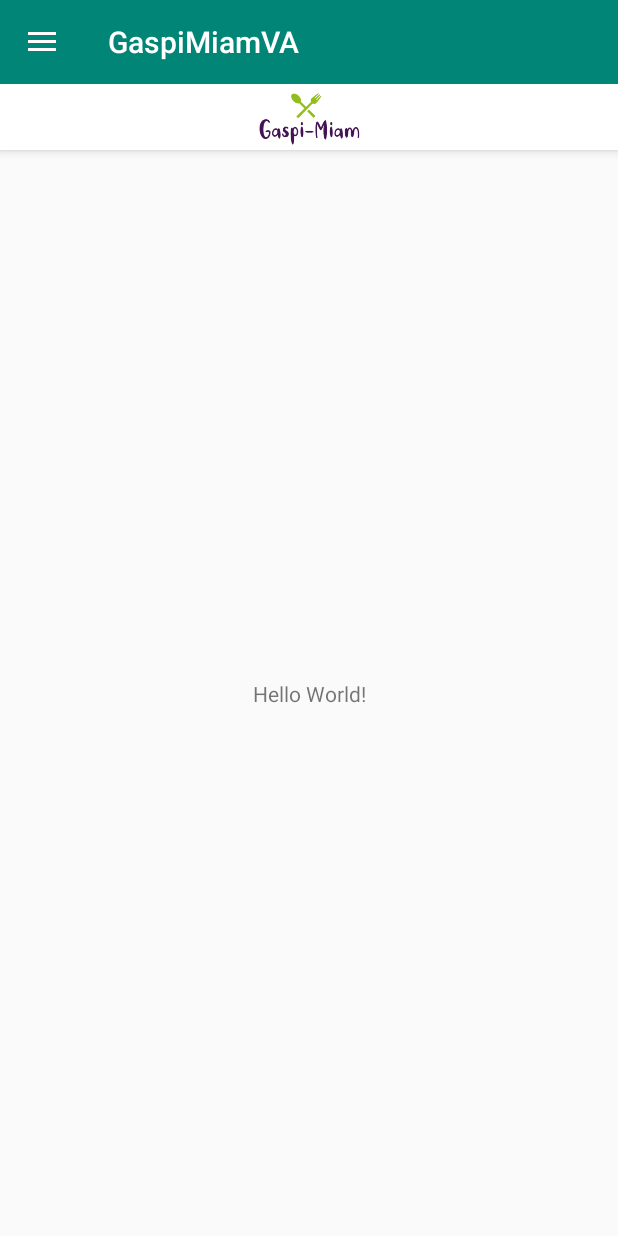
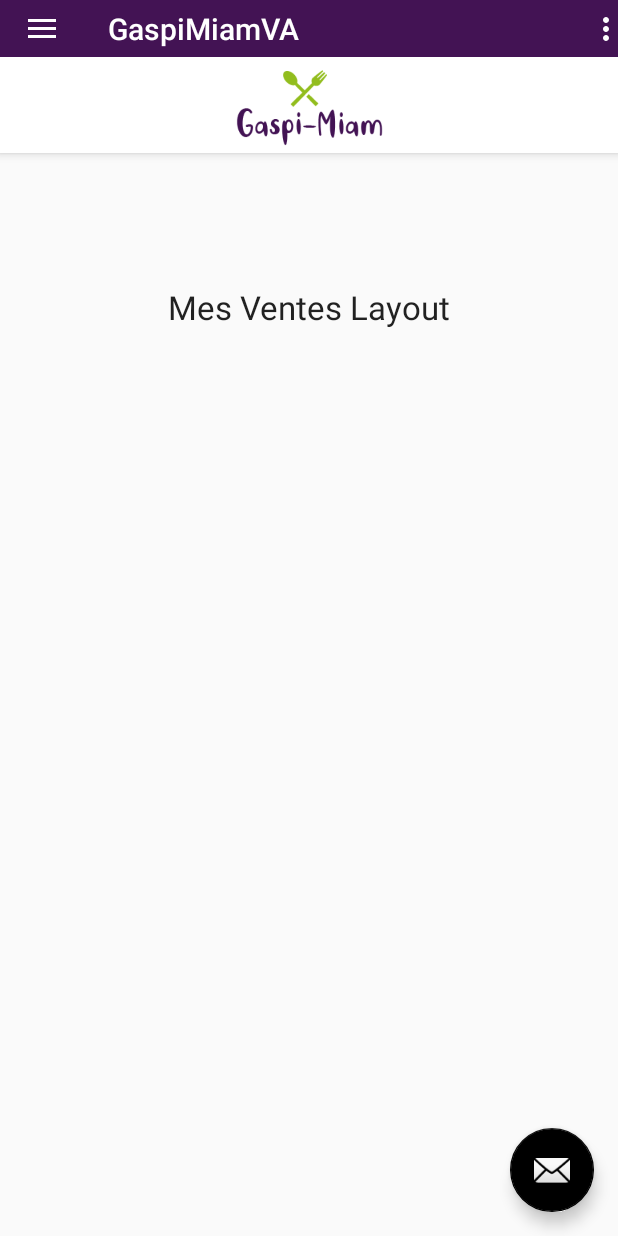
Before and after one commit to raniafe/ihm, an Android app: the screen it shows after launch (MainActivity), in the side drawer, after a tap on "Mes ventes", on a phone screen of 412 x 824 dp. Run offline under Robolectric (Android 15) with nearby library versions, the phone set to English and light mode, and no system bars.

Commit message:
Configuration du side menu. Initialisation des Fragments avec des Layout contenant des Textes.

```diff
--- a/GaspiMiamMobile/GaspiMiamVA/app/src/main/java/com/example/gaspimiamva/activites/MainActivity.java
+++ b/GaspiMiamMobile/GaspiMiamVA/app/src/main/java/com/example/gaspimiamva/activites/MainActivity.java
@@ -1,48 +1,43 @@
 package com.example.gaspimiamva.activites;
 
+import android.app.FragmentManager;
+import android.app.Fragment;
 import android.content.Intent;
 import android.os.Bundle;
-import android.util.Log;
+import android.support.design.widget.FloatingActionButton;
+import android.support.design.widget.Snackbar;
+import android.view.View;
 import android.support.design.widget.NavigationView;
 import android.support.v4.view.GravityCompat;
 import android.support.v4.widget.DrawerLayout;
 import android.support.v7.app.ActionBarDrawerToggle;
 import android.support.v7.app.AppCompatActivity;
 import android.support.v7.widget.Toolbar;
+import android.view.Menu;
 import android.view.MenuItem;
 
 import com.example.gaspimiamva.R;
-import com.example.gaspimiamva.activites.Boutique;
+import com.example.gaspimiamva.fragments.BoutiqueFragment;
+import com.example.gaspimiamva.fragments.MapFragment;
+import com.example.gaspimiamva.fragments.MesVentesFragment;
+import com.example.gaspimiamva.fragments.MonCompteFragment;
+import com.example.gaspimiamva.fragments.StockFragment;
 
 public class MainActivity extends AppCompatActivity
         implements NavigationView.OnNavigationItemSelectedListener {
-
-    private static int step = 0;
-
 
     @Override
     protected void onCreate(Bundle savedInstanceState) {
         super.onCreate(savedInstanceState);
         setContentView(R.layout.activity_main);
-
         Toolbar toolbar = (Toolbar) findViewById(R.id.toolbar);
         setSupportActionBar(toolbar);
 
-        /*
-        FloatingActionButton fab = (FloatingActionButton) findViewById(R.id.fab);
-        fab.setOnClickListener(new View.OnClickListener() {
-            @Override
-            public void onClick(View view) {
-                Snackbar.make(view, "Replace with your own action", Snackbar.LENGTH_LONG)
-                        .setAction("Action", null).show();
-            }
-        });
-        */
+
 
         DrawerLayout drawer = (DrawerLayout) findViewById(R.id.drawer_layout);
         ActionBarDrawerToggle toggle = new ActionBarDrawerToggle(
                 this, drawer, toolbar, R.string.navigation_drawer_open, R.string.navigation_drawer_close);
-
         drawer.addDrawerListener(toggle);
         toggle.syncState();
 
@@ -59,20 +54,18 @@ public class MainActivity extends AppCompatActivity
             super.onBackPressed();
         }
     }
-/*
+
     @Override
     public boolean onCreateOptionsMenu(Menu menu) {
-
         // Inflate the menu; this adds items to the action bar if it is present.
-        getMenuInflater().inflate(R.menu.activity_main_drawer, menu);
+        getMenuInflater().inflate(R.menu.main, menu);
         return true;
     }
-    */
 
     @Override
     public boolean onOptionsItemSelected(MenuItem item) {
         // Handle action bar item clicks here. The action bar will
-        // automatically handle clicks on the home/Up button, so long
+        // automatically handle clicks on the Home/Up button, so long
         // as you specify a parent activity in AndroidManifest.xml.
         int id = item.getItemId();
 
@@ -89,22 +82,46 @@ public class MainActivity extends AppCompatActivity
     public boolean onNavigationItemSelected(MenuItem item) {
         // Handle navigation view item clicks here.
         int id = item.getItemId();
+        FragmentManager fragmentManager = getFragmentManager();
+
+        if (id == R.id.nav_accueil) {
+            openActivity() ;
+        } else if (id == R.id.nav_boutique) {
+            fragmentManager.beginTransaction()
+                    .replace(R.id.content_frame
+                            , new BoutiqueFragment())
+                    .commit();
+
+        }  else if (id == R.id.nav_mesventes) {
+
+            fragmentManager.beginTransaction()
+                    .replace(R.id.content_frame
+                            , new MesVentesFragment())
+                    .commit();
 
 
-        if (id == R.id.nav_accueil) {
-            // Handle the camera action
-        } else if (id == R.id.nav_boutique) {
-            openActivityBoutique() ;
+        }else if (id == R.id.nav_stock) {
+            fragmentManager.beginTransaction()
+                    .replace(R.id.content_frame
+                            , new StockFragment())
+                    .commit();
 
-        } else if (id == R.id.nav_mesventes) {
+
+        } else if (id == R.id.nav_moncompte) {
+            fragmentManager.beginTransaction()
+                    .replace(R.id.content_frame
+                            , new MonCompteFragment())
+                    .commit();
+
 
         } else if (id == R.id.nav_map) {
+            fragmentManager.beginTransaction()
+                    .replace(R.id.content_frame
+                            , new MapFragment())
+                    .commit();
 
-        } else if (id == R.id.nav_stock) {
 
-        } else if (id == R.id.nav_moncompte) {
-
-        }else if (id == R.id.nav_deconnexion) {
+        } else if (id == R.id.nav_deconnexion) {
 
         }
 
@@ -113,39 +130,9 @@ public class MainActivity extends AppCompatActivity
         return true;
     }
 
-    public void openActivityBoutique()
+    public void openActivity()
     {
-        Intent intent = new Intent(this, Boutique.class) ;
+        Intent intent = new Intent(this, MainActivity.class) ;
         startActivity(intent) ;
     }
-
-    @Override
-    protected void onStart() {
-        Log.d("LIFECYCLE", "step " + step++ + "  --> onStart()");
-        super.onStart();
-    }
-
-    @Override
-    protected void onResume() {
-        super.onResume();
-        Log.d("LIFECYCLE", "step " + step++ + "  --> onResume()");
-    }
-
-    @Override
-    protected void onPause() {
-        super.onPause();
-        Log.d("LIFECYCLE", "step " + step++ + "  --> onPause()");
-    }
-
-    @Override
-    protected void onStop() {
-        super.onStop();
-        Log.d("LIFECYCLE", "step " + step++ + "  --> onStop()");
-    }
-
-    @Override
-    protected void onDestroy() {
-        super.onDestroy();
-        Log.d("LIFECYCLE", "step " + step++ + "  --> onDestroy()");
-    }
 }
--- /dev/null
+++ b/GaspiMiamMobile/GaspiMiamVA/app/src/main/java/com/example/gaspimiamva/fragments/MesVentesFragment.java
@@ -0,0 +1,23 @@
+package com.example.gaspimiamva.fragments;
+
+
+import android.app.Fragment;
+import android.os.Bundle;
+import android.support.annotation.Nullable;
+import android.view.LayoutInflater;
+import android.view.View;
+import android.view.ViewGroup;
+
+import com.example.gaspimiamva.R;
+
+public class MesVentesFragment extends Fragment {
+
+    View myView;
+
+    @Nullable
+    @Override
+    public View onCreateView(LayoutInflater inflater, ViewGroup container, Bundle savedInstanceState) {
+        myView = inflater.inflate(R.layout.fragment_mesventes, container, false);
+        return myView;
+    }
+}
--- a/GaspiMiamMobile/GaspiMiamVA/app/src/main/res/drawable/side_nav_bar.xml
+++ b/GaspiMiamMobile/GaspiMiamVA/app/src/main/res/drawable/side_nav_bar.xml
@@ -2,8 +2,8 @@
     android:shape="rectangle">
     <gradient
         android:angle="135"
-        android:centerColor="#009688"
-        android:endColor="#00695C"
-        android:startColor="#4DB6AC"
+        android:centerColor="#ffffff"
+        android:endColor="#ffffff"
+        android:startColor="#ffffff"
         android:type="linear" />
 </shape>
--- a/GaspiMiamMobile/GaspiMiamVA/app/src/main/res/layout/activity_main.xml
+++ b/GaspiMiamMobile/GaspiMiamVA/app/src/main/res/layout/activity_main.xml
@@ -6,9 +6,7 @@
     android:layout_width="match_parent"
     android:layout_height="match_parent"
     android:fitsSystemWindows="true"
-    tools:context=".activites.MainActivity"
-    tools:openDrawer="start" >
-
+    tools:openDrawer="start">
 
     <include
         layout="@layout/app_bar_main"
@@ -20,6 +18,7 @@
         android:layout_width="wrap_content"
         android:layout_height="match_parent"
         android:layout_gravity="start"
+        android:fitsSystemWindows="true"
         app:headerLayout="@layout/nav_header_main"
         app:menu="@menu/activity_main_drawer" />
 
--- a/GaspiMiamMobile/GaspiMiamVA/app/src/main/res/layout/app_bar_main.xml
+++ b/GaspiMiamMobile/GaspiMiamVA/app/src/main/res/layout/app_bar_main.xml
@@ -1,37 +1,43 @@
 <?xml version="1.0" encoding="utf-8"?>
 <android.support.design.widget.CoordinatorLayout xmlns:android="http://schemas.android.com/apk/res/android"
     xmlns:app="http://schemas.android.com/apk/res-auto"
-    xmlns:tools="http://schemas.android.com/tools"
+
     android:layout_width="match_parent"
-    android:layout_height="match_parent"
-    tools:context=".activites.MainActivity"
-    >
+    android:layout_height="match_parent">
 
     <android.support.design.widget.AppBarLayout
         android:layout_width="match_parent"
-        android:layout_height="100dp"
-        android:theme="@style/AppTheme.AppBarOverlay"
-        >
+        android:layout_height="wrap_content"
+        android:theme="@style/AppTheme.AppBarOverlay">
+
 
         <android.support.v7.widget.Toolbar
             android:id="@+id/toolbar"
-            android:layout_width="match_parent"
-            android:layout_height="?attr/actionBarSize"
-            android:background="?attr/colorPrimary"
-            app:popupTheme="@style/AppTheme.PopupOverlay"
-
-            />
+            android:layout_width="426dp"
+            android:layout_height="38dp"
+            android:background="@android:color/transparent"
+            app:popupTheme="@android:color/background_light" />
 
         <ImageView
-        android:id="@+id/imageView3"
-        android:layout_width="match_parent"
-        android:layout_height="match_parent"
-        app:srcCompat="@drawable/logo"
+            android:id="@+id/imageView3"
+            android:layout_width="match_parent"
+            android:layout_height="64dp"
             android:background="@android:color/background_light"
-            android:contentDescription="TODO" />
+            android:contentDescription="TODO"
+            app:srcCompat="@drawable/logo" />
+
+
 
     </android.support.design.widget.AppBarLayout>
 
-    <include layout ="@layout/content_main"></include>
+    <include layout="@layout/content_main" />
+
+    <android.support.design.widget.FloatingActionButton
+        android:id="@+id/fab"
+        android:layout_width="wrap_content"
+        android:layout_height="wrap_content"
+        android:layout_gravity="bottom|end"
+        android:layout_margin="@dimen/fab_margin"
+        app:srcCompat="@android:drawable/ic_dialog_email" />
 
 </android.support.design.widget.CoordinatorLayout>
--- a/GaspiMiamMobile/GaspiMiamVA/app/src/main/res/layout/content_main.xml
+++ b/GaspiMiamMobile/GaspiMiamVA/app/src/main/res/layout/content_main.xml
@@ -1,23 +1,20 @@
 <?xml version="1.0" encoding="utf-8"?>
-<android.support.constraint.ConstraintLayout xmlns:android="http://schemas.android.com/apk/res/android"
+<RelativeLayout xmlns:android="http://schemas.android.com/apk/res/android"
     xmlns:app="http://schemas.android.com/apk/res-auto"
     xmlns:tools="http://schemas.android.com/tools"
     android:layout_width="match_parent"
     android:layout_height="match_parent"
+    android:paddingBottom="@dimen/activity_vertical_margin"
+    android:paddingLeft="@dimen/activity_horizontal_margin"
+    android:paddingRight="@dimen/activity_horizontal_margin"
+    android:paddingTop="@dimen/activity_vertical_margin"
     app:layout_behavior="@string/appbar_scrolling_view_behavior"
-    tools:context=".activites.MainActivity"
-    tools:showIn="@layout/app_bar_main"
-    android:id="@+id/containerID"
-    >
+    tools:context="com.example.myapplication4.activities.MainActivity"
+    tools:showIn="@layout/app_bar_main">
 
-    <TextView
-        android:layout_width="wrap_content"
-        android:layout_height="wrap_content"
-        android:text="Hello World!"
-        app:layout_constraintBottom_toBottomOf="parent"
-        app:layout_constraintLeft_toLeftOf="parent"
-        app:layout_constraintRight_toRightOf="parent"
-        app:layout_constraintTop_toTopOf="parent" />
+    <FrameLayout
+        android:id="@+id/content_frame"
+        android:layout_width="match_parent"
+        android:layout_height="match_parent"></FrameLayout>
 
-
-</android.support.constraint.ConstraintLayout>
+</RelativeLayout>
--- /dev/null
+++ b/GaspiMiamMobile/GaspiMiamVA/app/src/main/res/layout/fragment_mesventes.xml
@@ -0,0 +1,14 @@
+<?xml version="1.0" encoding="utf-8"?>
+<RelativeLayout xmlns:android="http://schemas.android.com/apk/res/android"
+    android:layout_width="match_parent" android:layout_height="match_parent">
+
+    <TextView
+        android:id="@+id/textView2"
+        android:layout_width="wrap_content"
+        android:layout_height="wrap_content"
+        android:layout_alignParentTop="true"
+        android:layout_centerHorizontal="true"
+        android:layout_marginTop="72dp"
+        android:text="Mes Ventes Layout"
+        android:textAppearance="?android:attr/textAppearanceLarge" />
+</RelativeLayout>
--- a/GaspiMiamMobile/GaspiMiamVA/app/src/main/res/values/colors.xml
+++ b/GaspiMiamMobile/GaspiMiamVA/app/src/main/res/values/colors.xml
@@ -1,6 +1,6 @@
 <?xml version="1.0" encoding="utf-8"?>
 <resources>
-    <color name="colorPrimary">#008577</color>
-    <color name="colorPrimaryDark">#00574B</color>
-    <color name="colorAccent">#D81B60</color>
+    <color name="colorPrimary">#431354</color>
+    <color name="colorPrimaryDark">#92bd1e</color>
+    <color name="colorAccent">#000000</color>
 </resources>
```
Also changed, not shown: GaspiMiamMobile/GaspiMiamVA/app/src/main/AndroidManifest.xml (+9 -1 lines), GaspiMiamMobile/GaspiMiamVA/app/src/main/java/com/example/gaspimiamva/activites/Boutique.java (+80 -2 lines), GaspiMiamMobile/GaspiMiamVA/app/src/main/java/com/example/gaspimiamva/fragments/BoutiqueFragment.java (added, +23 -0 lines), GaspiMiamMobile/GaspiMiamVA/app/src/main/java/com/example/gaspimiamva/fragments/MapFragment.java (added, +23 -0 lines), GaspiMiamMobile/GaspiMiamVA/app/src/main/java/com/example/gaspimiamva/fragments/MonCompteFragment.java (added, +23 -0 lines), GaspiMiamMobile/GaspiMiamVA/app/src/main/java/com/example/gaspimiamva/fragments/StockFragment.java (+26 -12 lines), GaspiMiamMobile/GaspiMiamVA/app/src/main/res/layout/activity_boutique.xml (+22 -4 lines), GaspiMiamMobile/GaspiMiamVA/app/src/main/res/layout/fragment_boutique.xml (added, +14 -0 lines), GaspiMiamMobile/GaspiMiamVA/app/src/main/res/layout/fragment_map.xml (added, +14 -0 lines), GaspiMiamMobile/GaspiMiamVA/app/src/main/res/layout/fragment_moncompte.xml (added, +14 -0 lines), GaspiMiamMobile/GaspiMiamVA/app/src/main/res/layout/fragment_stock.xml (added, +14 -0 lines), GaspiMiamMobile/GaspiMiamVA/app/src/main/res/layout/nav_header_main.xml (+9 -9 lines).
